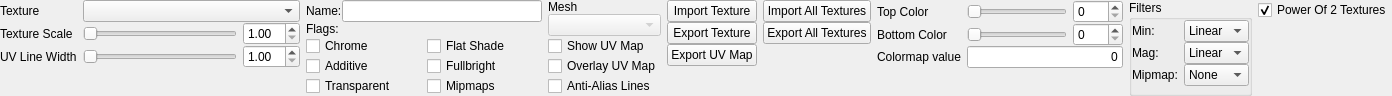
Old version of the form src/tools/hlam/ui/assets/studiomodel/dockpanels/StudioModelTexturesPanel.ui in the repository SamVanheer/HalfLifeAssetManager.
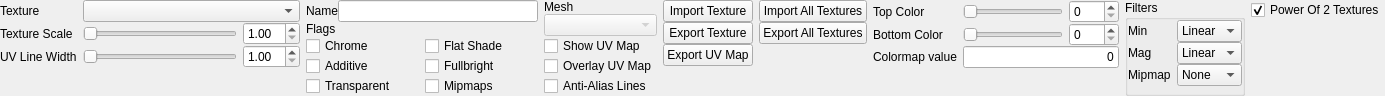
New version of the form.

The edit to the form file:
```diff
--- a/src/tools/hlam/ui/assets/studiomodel/dockpanels/StudioModelTexturesPanel.ui
+++ b/src/tools/hlam/ui/assets/studiomodel/dockpanels/StudioModelTexturesPanel.ui
@@ -6,7 +6,7 @@
    <rect>
     <x>0</x>
     <y>0</y>
-    <width>1334</width>
+    <width>1326</width>
     <height>88</height>
    </rect>
   </property>
@@ -239,7 +239,7 @@
        <item>
         <widget class="QLabel" name="label_9">
          <property name="text">
-          <string>Name:</string>
+          <string>Name</string>
          </property>
         </widget>
        </item>
@@ -270,7 +270,7 @@
      <item row="1" column="0" colspan="2">
       <widget class="QLabel" name="label_8">
        <property name="text">
-        <string>Flags:</string>
+        <string>Flags</string>
        </property>
       </widget>
      </item>
@@ -617,7 +617,7 @@
          </sizepolicy>
         </property>
         <property name="text">
-         <string>Min:</string>
+         <string>Min</string>
         </property>
        </widget>
       </item>
@@ -630,7 +630,7 @@
          </sizepolicy>
         </property>
         <property name="text">
-         <string>Mipmap:</string>
+         <string>Mipmap</string>
         </property>
        </widget>
       </item>
@@ -643,7 +643,7 @@
          </sizepolicy>
         </property>
         <property name="text">
-         <string>Mag:</string>
+         <string>Mag</string>
         </property>
        </widget>
       </item>
```
